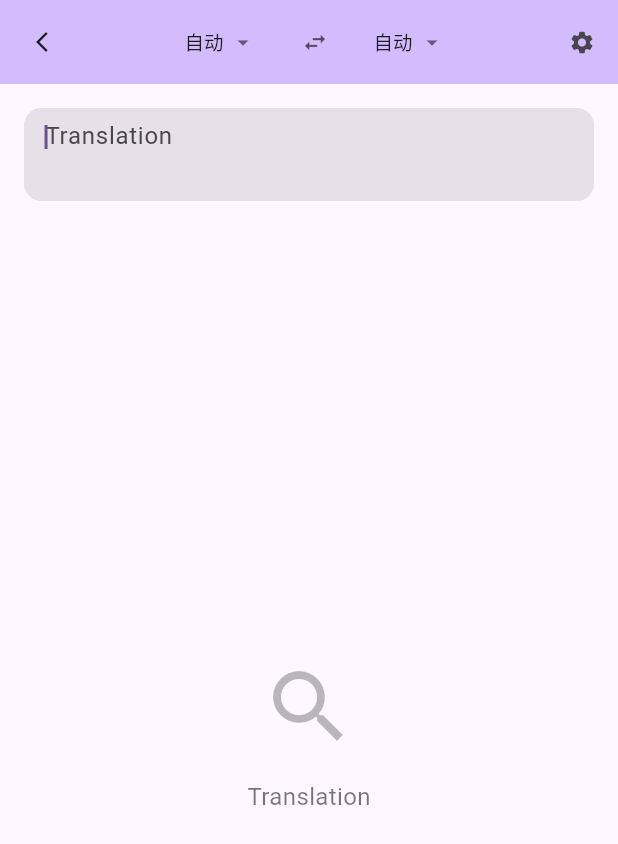
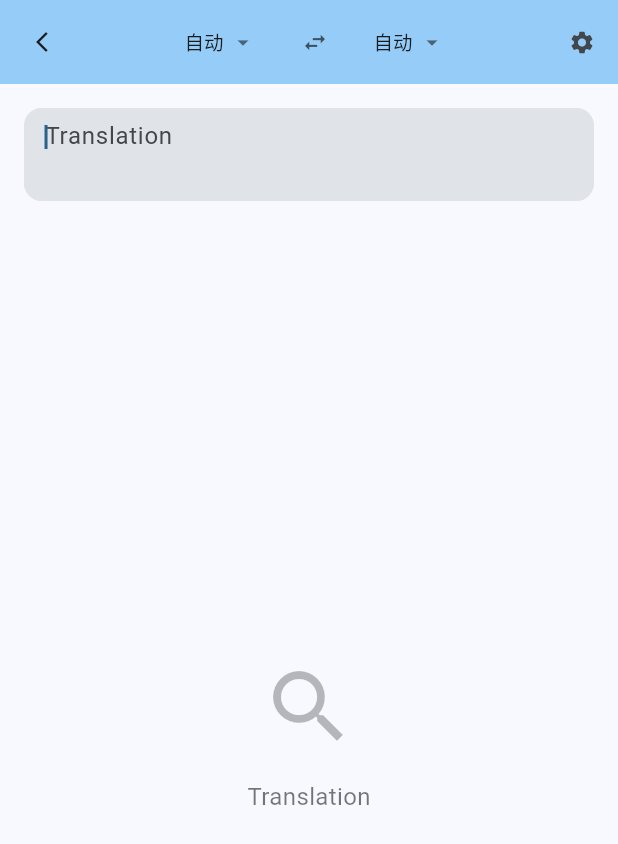
Before and after one commit to jeremy-jm/lando, a Flutter app: the QueryPage screen opened by its route, on a phone screen of 412 x 824 dp. Shown: the top 844 px of the screen. Run offline on Flutter 3.47's test engine with Material 3 defaults, Android fonts, the phone set to English and light mode, and no system bars; our stand-ins replace audioplayers, dio, flutter_tts, shared_preferences; accounts and stored records are empty.

Commit message:
update UI for

```diff
--- a/lib/features/home/widgets/translation_input_widget.dart
+++ b/lib/features/home/widgets/translation_input_widget.dart
@@ -83,6 +83,7 @@ class _TranslationInputWidgetState extends State<TranslationInputWidget> {
               ),
               child: Row(
                 children: [
+                  const SizedBox(width: 12),
                   // Audio and copy icons
                   IconButton(
                     icon: const Icon(Icons.volume_up, size: 16),
@@ -91,6 +92,7 @@ class _TranslationInputWidgetState extends State<TranslationInputWidget> {
                     padding: EdgeInsets.zero,
                     constraints: const BoxConstraints(),
                   ),
+                  const SizedBox(width: 12),
                   IconButton(
                     icon: const Icon(Icons.content_copy, size: 16),
                     onPressed: () {
--- a/lib/features/widgets/dict_widget.dart
+++ b/lib/features/widgets/dict_widget.dart
@@ -301,11 +301,11 @@ class _PlatformDictWidgetState extends State<PlatformDictWidget> {
                   crossAxisAlignment: CrossAxisAlignment.start,
                   children: [
                     SizedBox(
-                      width: 20,
+                      width: 34,
                       child: Text(
                         translation['name'] ?? '',
                         style: TextStyle(
-                          fontSize: 14,
+                          fontSize: 12,
                           fontWeight: FontWeight.w500,
                           color: theme.colorScheme.primary,
                         ),
--- a/lib/theme/app_colors.dart
+++ b/lib/theme/app_colors.dart
@@ -7,8 +7,8 @@ class AppColors {
   AppColors._();
 
   // ==================== Theme Colors ====================
-  /// Primary seed color
-  static const Color primarySeedColor = Colors.deepPurple;
+  /// Primary seed color - light blue
+  static const Color primarySeedColor = Colors.lightBlue;
 
   // ==================== Light Mode Colors ====================
   /// Light mode - background color
@@ -18,7 +18,7 @@ class AppColors {
   static const Color lightBottomNavBackground = Colors.white;
 
   /// Light mode - bottom navigation bar selected item color
-  static const Color lightBottomNavSelected = Colors.deepPurple;
+  static const Color lightBottomNavSelected = Colors.lightBlue;
 
   /// Light mode - bottom navigation bar unselected item color
   static const Color lightBottomNavUnselected = Colors.grey;
@@ -34,7 +34,7 @@ class AppColors {
   static const Color darkBottomNavBackground = Color(0xFF1E1E1E);
 
   /// Dark mode - bottom navigation bar selected item color
-  static Color get darkBottomNavSelected => Colors.deepPurple.shade300;
+  static Color get darkBottomNavSelected => Colors.lightBlue.shade300;
 
   /// Dark mode - bottom navigation bar unselected item color
   static Color get darkBottomNavUnselected => Colors.grey.shade600;
```
Also changed, not shown: 1 other file.
